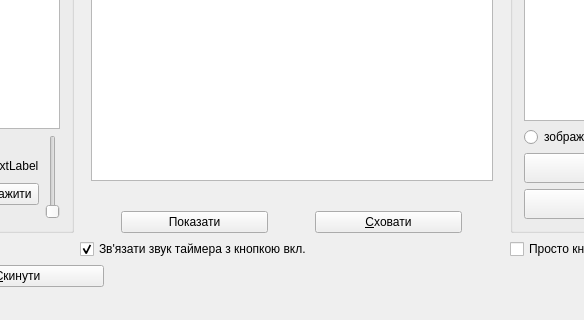
First picture: the form in mainwindow.ui, repository Ilya-Songrov/BibleBrainRing, before the edit; both pictures show x 259 to 843 and y 377 to 697 of the 1102 by 697 pixel window.
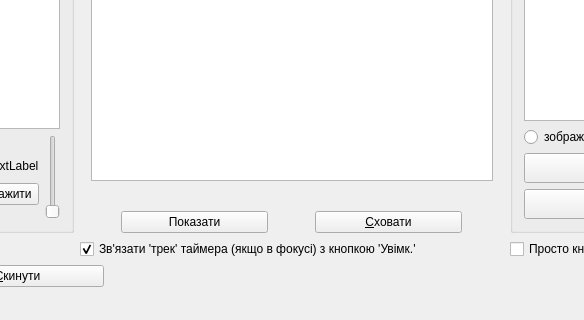
Second picture: the form after the edit. Icons and pictures are not drawn. Custom widgets are drawn as their Qt base class.

Commit message: Fixed track loading. App v3.1.0

The edit to the form file:
```diff
--- a/mainwindow.ui
+++ b/mainwindow.ui
@@ -839,7 +839,7 @@
            <enum>Qt::NoContextMenu</enum>
           </property>
           <property name="text">
-           <string>Зв'язати звук таймера з кнопкою вкл.</string>
+           <string>Зв'язати 'трек' таймера (якщо в фокусі) з кнопкою 'Увімк.'</string>
           </property>
           <property name="checked">
            <bool>true</bool>
```
The commit also changes 2 other files.
